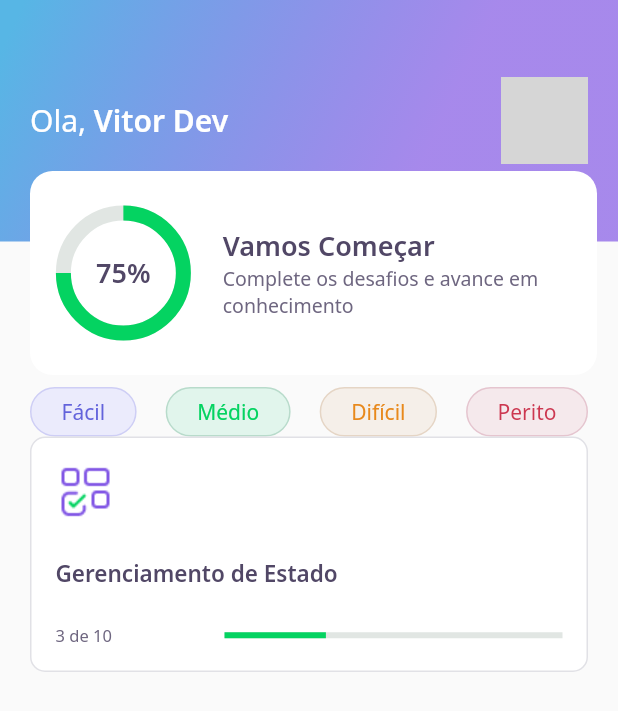
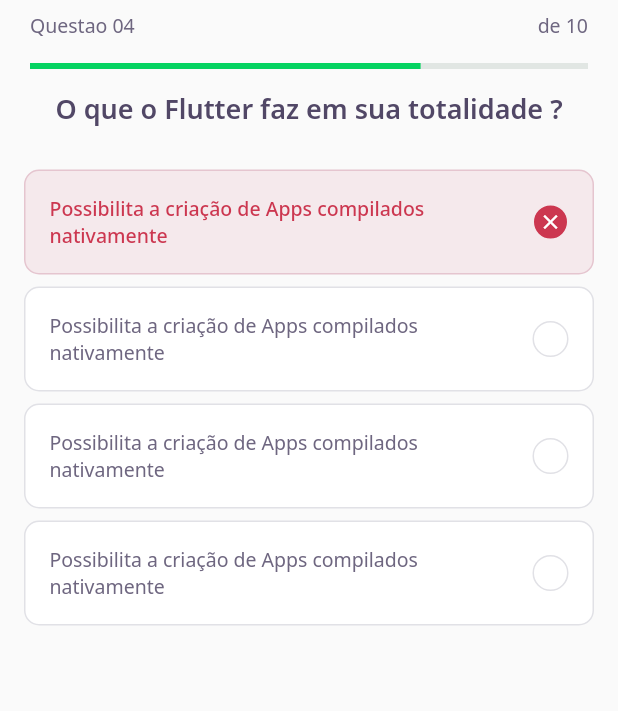
Before and after one commit to VitorL02/NLW5-Flutter, a Flutter app: the screen it shows after launch, on a phone screen of 412 x 824 dp. Shown: the top 711 px of the screen. Run offline on Flutter 3.47's test engine with Material 2 defaults, Android fonts, the phone set to English and light mode, and no system bars; our stand-ins replace google_fonts; grey boxes are pictures that could not be loaded.

Commit message:
Concluindo a home page,e criando a quizPage,concluindo aula 2NLW

```diff
--- /dev/null
+++ b/lib/challenge/challenge_page.dart
@@ -0,0 +1,28 @@
+import 'package:DevQuiz/challenge/widgets/awnser/awnser_widget.dart';
+import 'package:DevQuiz/challenge/widgets/quest_indicator/quest_indicator.dart';
+import 'package:DevQuiz/challenge/widgets/quiz_widget/quiz_widget.dart';
+import 'package:flutter/material.dart';
+
+class ChallengePage extends StatefulWidget {
+  ChallengePage({Key? key}) : super(key: key);
+  @override
+  _ChallengePageState createState() => _ChallengePageState();
+}
+
+class _ChallengePageState extends State<ChallengePage> {
+  @override
+  Widget build(BuildContext context) {
+    return Scaffold(
+        appBar: PreferredSize(
+          preferredSize: Size.fromHeight(60),
+          child: SafeArea(
+            top: true,
+            child: Padding(
+              padding: const EdgeInsets.only(top: 8.0),
+              child: QuestionIndicatorWidget(),
+            ),
+          ),
+        ),
+        body: QuizWidget(title: "O que o Flutter faz em sua totalidade ?"));
+  }
+}
--- /dev/null
+++ b/lib/challenge/widgets/awnser/awnser_widget.dart
@@ -0,0 +1,80 @@
+import 'package:DevQuiz/core/core.dart';
+import 'package:flutter/material.dart';
+
+class AwnserWidget extends StatelessWidget {
+  final String title;
+  final bool isRight;
+  final bool isSelected;
+
+  const AwnserWidget({
+    Key? key,
+    required this.title,
+    this.isRight = false,
+    this.isSelected = false,
+  }) : super(key: key);
+
+  Color get _selectedColorRight =>
+      isRight ? AppColors.darkGreen : AppColors.darkRed;
+
+  Color get _selectedBorderRight =>
+      isRight ? AppColors.lightGreen : AppColors.lightRed;
+
+  Color get _selectedColorCardRight =>
+      isRight ? AppColors.lightGreen : AppColors.lightRed;
+
+  Color get _selectedBorderCardRight =>
+      isRight ? AppColors.green : AppColors.red;
+
+  TextStyle get _selectedTextStyleRight =>
+      isRight ? AppTextStyles.bodyDarkGreen : AppTextStyles.bodyDarkRed;
+
+  IconData get _selectedIconRight => isRight ? Icons.check : Icons.close;
+
+  @override
+  Widget build(BuildContext context) {
+    return Padding(
+      padding: const EdgeInsets.symmetric(horizontal: 16, vertical: 4),
+      child: Container(
+        padding: EdgeInsets.all(16),
+        decoration: BoxDecoration(
+            color: isSelected ? _selectedColorCardRight : AppColors.white,
+            borderRadius: BorderRadius.circular(10),
+            border: Border.fromBorderSide(BorderSide(
+              color: isSelected ? _selectedBorderCardRight : AppColors.border,
+            ))),
+        child: Row(
+          mainAxisAlignment: MainAxisAlignment.spaceBetween,
+          children: [
+            Expanded(
+              child: Text(
+                title,
+                style:
+                    isSelected ? _selectedTextStyleRight : AppTextStyles.body,
+              ),
+            ),
+            Container(
+              width: 24,
+              height: 24,
+              decoration: BoxDecoration(
+                  color: isSelected ? _selectedColorRight : AppColors.white,
+                  borderRadius: BorderRadius.circular(500),
+                  border: Border.fromBorderSide(
+                    BorderSide(
+                      color:
+                          isSelected ? _selectedBorderRight : AppColors.border,
+                    ),
+                  )),
+              child: isSelected
+                  ? Icon(
+                      _selectedIconRight,
+                      color: AppColors.white,
+                      size: 16,
+                    )
+                  : null,
+            )
+          ],
+        ),
+      ),
+    );
+  }
+}
--- /dev/null
+++ b/lib/challenge/widgets/quest_indicator/quest_indicator.dart
@@ -0,0 +1,31 @@
+import 'package:DevQuiz/core/app_text_styles.dart';
+import 'package:DevQuiz/shared/widgets/progress_indicator/progress_indicator.dart';
+import 'package:flutter/material.dart';
+
+class QuestionIndicatorWidget extends StatelessWidget {
+  QuestionIndicatorWidget({Key? key}) : super(key: key);
+  @override
+  Widget build(BuildContext context) {
+    return Padding(
+      padding: const EdgeInsets.symmetric(horizontal: 20),
+      child: Container(
+        child: Column(
+          children: <Widget>[
+            Row(
+              mainAxisAlignment: MainAxisAlignment.spaceBetween,
+              children: [
+                Text(
+                  "Questao 04 ",
+                  style: AppTextStyles.body,
+                ),
+                Text("de 10", style: AppTextStyles.body),
+              ],
+            ),
+            SizedBox(height: 16),
+            ProgressIndicatorWidget(value: 0.7),
+          ],
+        ),
+      ),
+    );
+  }
+}
--- /dev/null
+++ b/lib/challenge/widgets/quiz_widget/quiz_widget.dart
@@ -0,0 +1,32 @@
+import 'package:DevQuiz/challenge/widgets/awnser/awnser_widget.dart';
+import 'package:DevQuiz/core/app_text_styles.dart';
+import 'package:flutter/material.dart';
+
+class QuizWidget extends StatelessWidget {
+  final String title;
+  QuizWidget({Key? key, required this.title}) : super(key: key);
+  @override
+  Widget build(BuildContext context) {
+    return Container(
+      child: Column(
+        children: [
+          Text(
+            title,
+            style: AppTextStyles.heading,
+          ),
+          SizedBox(height: 24),
+          AwnserWidget(
+              isRight: false,
+              isSelected: true,
+              title: 'Possibilita a criação de Apps compilados nativamente'),
+          AwnserWidget(
+              title: 'Possibilita a criação de Apps compilados nativamente'),
+          AwnserWidget(
+              title: 'Possibilita a criação de Apps compilados nativamente'),
+          AwnserWidget(
+              title: 'Possibilita a criação de Apps compilados nativamente'),
+        ],
+      ),
+    );
+  }
+}
--- a/lib/core/app_widget.dart
+++ b/lib/core/app_widget.dart
@@ -1,3 +1,4 @@
+import 'package:DevQuiz/challenge/challenge_page.dart';
 import 'package:DevQuiz/home/home_screen.dart';
 import 'package:DevQuiz/splash/splash_page.dart';
 import 'package:flutter/material.dart';
@@ -7,7 +8,7 @@ class AppWidget extends StatelessWidget {
   Widget build(BuildContext context) {
     return MaterialApp(
       title: "DevQuiz",
-      home: HomePage(),
+      home: ChallengePage(),
     );
   }
 }
--- a/lib/home/home_screen.dart
+++ b/lib/home/home_screen.dart
@@ -25,7 +25,21 @@ class _HomePageState extends State<HomePage> {
                 LevelButton(label: "Difícil"),
                 LevelButton(label: "Perito"),
               ]),
-              QuizCardWidget()
+              SizedBox(
+                height: 24,
+              ),
+              Expanded(
+                child: GridView.count(
+                  crossAxisSpacing: 5,
+                  mainAxisSpacing: 16,
+                  crossAxisCount: 2,
+                  children: [
+                    QuizCardWidget(),
+                    QuizCardWidget(),
+                    QuizCardWidget()
+                  ],
+                ),
+              )
             ],
           ),
         ));
--- /dev/null
+++ b/lib/shared/widgets/progress_indicator/progress_indicator.dart
@@ -0,0 +1,16 @@
+import 'package:DevQuiz/core/app_colors.dart';
+import 'package:flutter/material.dart';
+
+class ProgressIndicatorWidget extends StatelessWidget {
+  final double value;
+  const ProgressIndicatorWidget({Key? key, required this.value})
+      : super(key: key);
+  @override
+  Widget build(BuildContext context) {
+    return LinearProgressIndicator(
+      value: value,
+      backgroundColor: AppColors.chartSecondary,
+      valueColor: AlwaysStoppedAnimation<Color>(AppColors.chartPrimary),
+    );
+  }
+}
--- a/lib/widgets/quizCard/quiz_card.dart
+++ b/lib/widgets/quizCard/quiz_card.dart
@@ -1,5 +1,6 @@
 import 'package:DevQuiz/core/app_colors.dart';
 import 'package:DevQuiz/core/core.dart';
+import 'package:DevQuiz/shared/widgets/progress_indicator/progress_indicator.dart';
 import 'package:flutter/material.dart';
 
 class QuizCardWidget extends StatelessWidget {
@@ -16,23 +17,19 @@ class QuizCardWidget extends StatelessWidget {
               width: 40,
               child: Image.asset(AppImages.blocks),
             ),
-            SizedBox(height: 24),
+            SizedBox(height: 12),
             Text(
               "Gerenciamento de Estado",
               style: AppTextStyles.heading15,
             ),
-            SizedBox(height: 24),
+            SizedBox(height: 12),
             Row(children: <Widget>[
               Expanded(
-                  flex: 1,
-                  child: Text("3 de 10 ", style: AppTextStyles.body11)),
+                  flex: 1, child: Text("3/10 ", style: AppTextStyles.body11)),
               Expanded(
                 flex: 2,
-                child: LinearProgressIndicator(
+                child: ProgressIndicatorWidget(
                   value: 0.3,
-                  backgroundColor: AppColors.chartSecondary,
-                  valueColor:
-                      AlwaysStoppedAnimation<Color>(AppColors.chartPrimary),
                 ),
               ),
             ])
```
